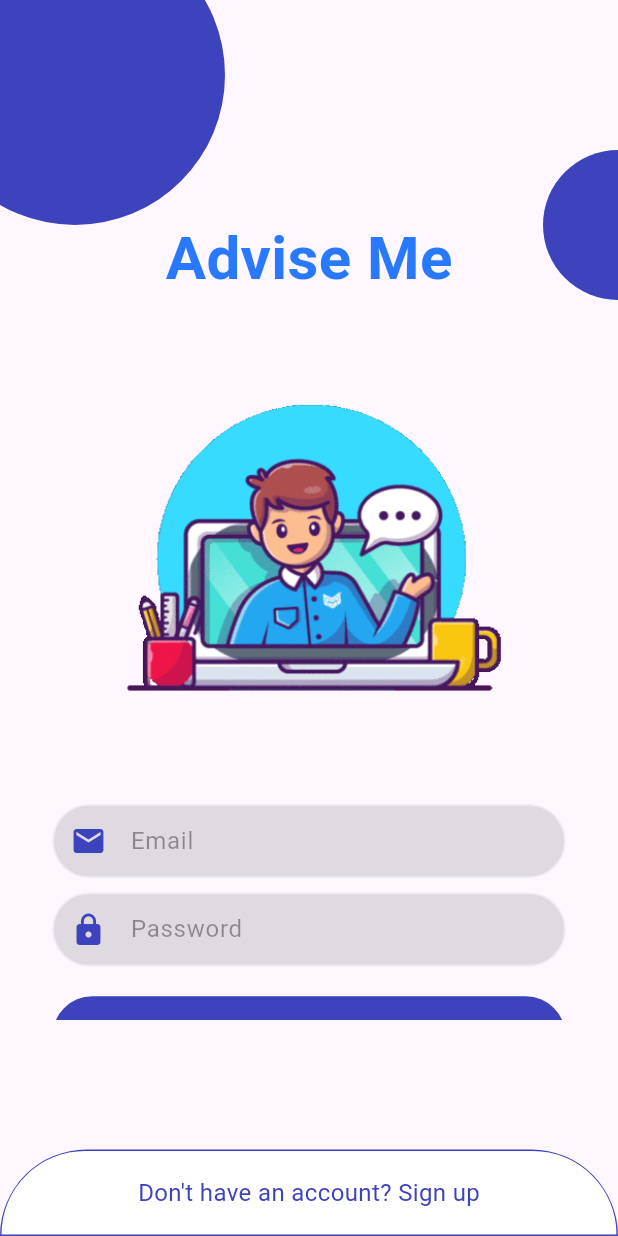
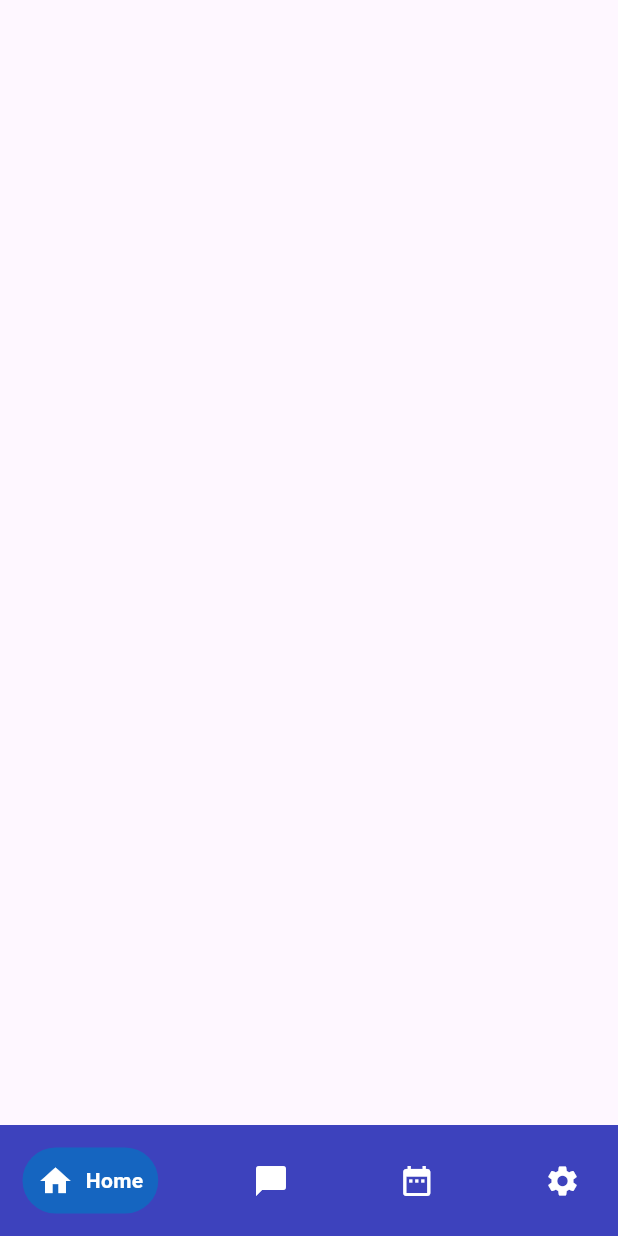
Before and after one commit to EngEngThanarat/advise_me, a Flutter app: the screen it shows after launch, on a phone screen of 412 x 824 dp. Run offline on Flutter 3.47's test engine with Material 3 defaults, Android fonts, the phone set to English and light mode, and no system bars; drawn by our look-alikes of google_nav_bar.

Commit message:
Component NavBar

```diff
--- /dev/null
+++ b/lib/components/NavBar.dart
@@ -0,0 +1,39 @@
+import 'package:advise_me/components/constants.dart';
+import 'package:flutter/material.dart';
+import 'package:google_nav_bar/google_nav_bar.dart';
+
+class MyNavBar extends StatelessWidget {
+  @override
+  Widget build(BuildContext context) {
+    return Scaffold(
+      bottomNavigationBar: Container(
+        color: kPrimaryColor,
+        child: Padding(
+          padding: const EdgeInsets.symmetric(horizontal: 15.0, vertical: 15),
+          child: GNav(
+              backgroundColor: kPrimaryColor,
+              color: Colors.white,
+              activeColor: Colors.white,
+              tabBackgroundColor: Colors.blue.shade800,
+              gap: 8,
+              onTabChange: (index) {
+                print(index);
+              },
+              padding: const EdgeInsets.all(10),
+              tabs: const [
+                GButton(
+                  icon: Icons.home,
+                  text: 'Home',
+                ),
+                GButton(
+                  icon: Icons.chat_bubble,
+                  text: "Chat",
+                ),
+                GButton(icon: Icons.date_range, text: "Appointment"),
+                GButton(icon: Icons.settings, text: "Setting"),
+              ]),
+        ),
+      ),
+    );
+  }
+}
--- a/lib/main.dart
+++ b/lib/main.dart
@@ -19,7 +19,7 @@ class MyApp extends StatelessWidget {
       theme: ThemeData(
         primaryColor: kPrimaryColor,
       ),
-      home: const LoginScreen(),
+      home: const HomePage(),
     );
   }
 }
--- a/lib/pages/Home.dart
+++ b/lib/pages/Home.dart
@@ -1,6 +1,5 @@
-import 'package:advise_me/components/constants.dart';
+import 'package:advise_me/components/NavBar.dart';
 import 'package:flutter/material.dart';
-import 'package:google_nav_bar/google_nav_bar.dart';
 
 class HomePage extends StatefulWidget {
   const HomePage({super.key});
@@ -11,32 +10,7 @@ class HomePage extends StatefulWidget {
 
 class _HomePageState extends State<HomePage> {
   @override
-  Widget build(BuildContext context){
-    return Scaffold(
-      bottomNavigationBar: Container(
-        color: kPrimaryColor,
-        child: Padding(
-          padding: const EdgeInsets.symmetric(horizontal: 15.0, vertical: 15),
-          child: GNav(
-            backgroundColor: kPrimaryColor,
-            color: Colors.white,
-            activeColor: Colors.white,
-            tabBackgroundColor: Colors.blue.shade800,
-            gap: 8,
-            onTabChange: (index){
-              print(index);
-            },
-            padding: const EdgeInsets.all(10),
-            tabs: const [
-              GButton(
-                icon: Icons.home,
-                text: 'Home',),
-              GButton(icon: Icons.chat_bubble,text: "Chat",),
-              GButton(icon: Icons.date_range,text: "Appointment"),
-              GButton(icon: Icons.settings,text: "Setting"),
-            ]),
-        ),
-      ),
-    );
+  Widget build(BuildContext context) {
+    return MyNavBar();
   }
 }
--- a/lib/pages/Login.dart
+++ b/lib/pages/Login.dart
@@ -36,7 +36,7 @@ class _LoginScreenState extends State<LoginScreen> with SingleTickerProviderStat
     Size size = MediaQuery.of(context).size;
 
     double viewInset = MediaQuery.of(context).viewInsets.bottom; // we are using this to determine Keyboard is opened or not
-    double defaultLoginSize = size.height - (size.height * 0.35);
+    double defaultLoginSize = size.height - (size.height * 0.30);
     double defaultRegisterSize = size.height - (size.height * 0.15);
 
     containerSize = Tween<double>(begin: size.height * 0.07, end: defaultRegisterSize).animate(CurvedAnimation(parent: animationController!, curve: Curves.linear));
```
